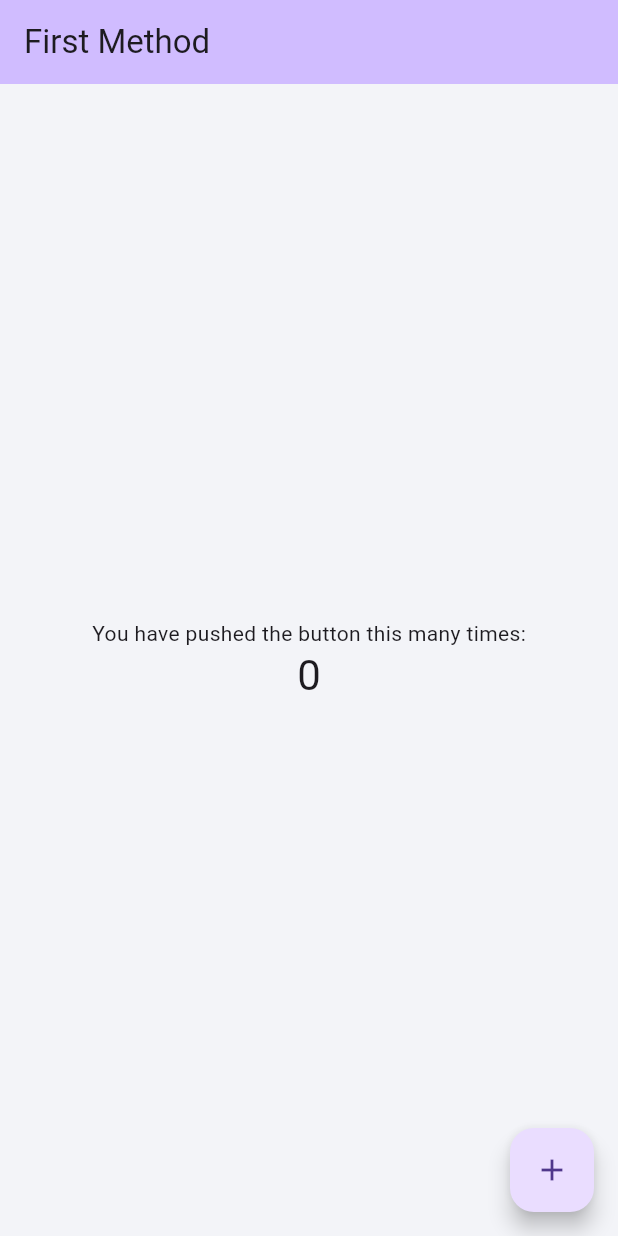
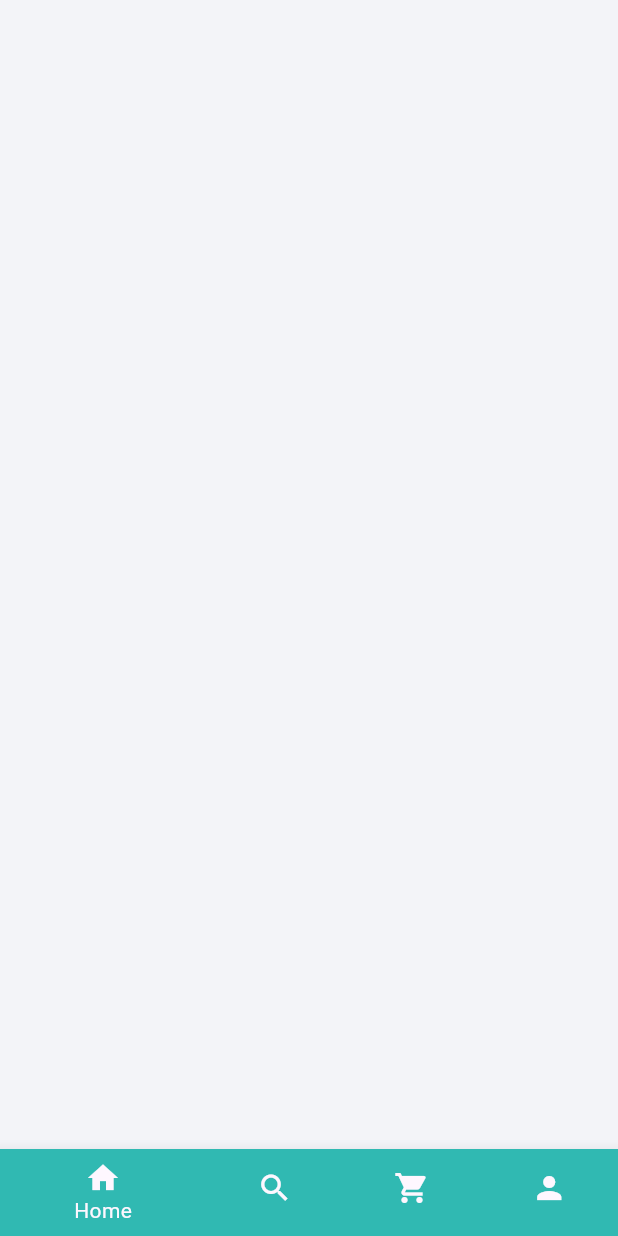
Before and after one commit to Himansi11/Food_Delivery_App, a Flutter app: the screen it shows after launch, on a phone screen of 412 x 824 dp. Run offline on Flutter 3.47's test engine with Material 3 defaults, Android fonts, the phone set to English and light mode, and no system bars; our stand-ins replace flutter_screenutil, get.

Commit message:
CHnage code

```diff
--- a/lib/main.dart
+++ b/lib/main.dart
@@ -1,8 +1,10 @@
 import 'package:flutter/material.dart';
 import 'package:flutter_screenutil/flutter_screenutil.dart';
 import 'package:foodapp/constants/constants.dart';
+import 'package:foodapp/views/entrypoint.dart';
 import 'package:get/get.dart';
 
+Widget defaultHome= MainScreen();
 void main() {
   runApp(const MyApp());
 }
@@ -21,99 +23,12 @@ class MyApp extends StatelessWidget {
           title: 'BiteBox',
           theme: ThemeData(
             scaffoldBackgroundColor: kOffwhite,
-            iconTheme: IconThemeData(color:kDark),
+            iconTheme: const IconThemeData(color: kDark),
             primarySwatch: Colors.grey,
           ),
-          home: child,
+          home: defaultHome,
         );
       },
-      child: const MyHomePage(title: 'First Method'),
     );
   }
 }
-
-class MyHomePage extends StatefulWidget {
-  const MyHomePage({super.key, required this.title});
-
-  // This widget is the home page of your application. It is stateful, meaning
-  // that it has a State object (defined below) that contains fields that affect
-  // how it looks.
-
-  // This class is the configuration for the state. It holds the values (in this
-  // case the title) provided by the parent (in this case the App widget) and
-  // used by the build method of the State. Fields in a Widget subclass are
-  // always marked "final".
-
-  final String title;
-
-  @override
-  State<MyHomePage> createState() => _MyHomePageState();
-}
-
-class _MyHomePageState extends State<MyHomePage> {
-  int _counter = 0;
-
-  void _incrementCounter() {
-    setState(() {
-      // This call to setState tells the Flutter framework that something has
-      // changed in this State, which causes it to rerun the build method below
-      // so that the display can reflect the updated values. If we changed
-      // _counter without calling setState(), then the build method would not be
-      // called again, and so nothing would appear to happen.
-      _counter++;
-    });
-  }
-
-  @override
-  Widget build(BuildContext context) {
-    // This method is rerun every time setState is called, for instance as done
-    // by the _incrementCounter method above.
-    //
-    // The Flutter framework has been optimized to make rerunning build methods
-    // fast, so that you can just rebuild anything that needs updating rather
-    // than having to individually change instances of widgets.
-    return Scaffold(
-      appBar: AppBar(
-        // TRY THIS: Try changing the color here to a specific color (to
-        // Colors.amber, perhaps?) and trigger a hot reload to see the AppBar
-        // change color while the other colors stay the same.
-        backgroundColor: Theme.of(context).colorScheme.inversePrimary,
-        // Here we take the value from the MyHomePage object that was created by
-        // the App.build method, and use it to set our appbar title.
-        title: Text(widget.title),
-      ),
-      body: Center(
-        // Center is a layout widget. It takes a single child and positions it
-        // in the middle of the parent.
-        child: Column(
-          // Column is also a layout widget. It takes a list of children and
-          // arranges them vertically. By default, it sizes itself to fit its
-          // children horizontally, and tries to be as tall as its parent.
-          //
-          // Column has various properties to control how it sizes itself and
-          // how it positions its children. Here we use mainAxisAlignment to
-          // center the children vertically; the main axis here is the vertical
-          // axis because Columns are vertical (the cross axis would be
-          // horizontal).
-          //
-          // TRY THIS: Invoke "debug painting" (choose the "Toggle Debug Paint"
-          // action in the IDE, or press "p" in the console), to see the
-          // wireframe for each widget.
-          mainAxisAlignment: MainAxisAlignment.center,
-          children: [
-            const Text('You have pushed the button this many times:'),
-            Text(
-              '$_counter',
-              style: Theme.of(context).textTheme.headlineMedium,
-            ),
-          ],
-        ),
-      ),
-      floatingActionButton: FloatingActionButton(
-        onPressed: _incrementCounter,
-        tooltip: 'Increment',
-        child: const Icon(Icons.add),
-      ),
-    );
-  }
-}
--- /dev/null
+++ b/lib/views/entrypoint.dart
@@ -0,0 +1,32 @@
+import 'package:flutter/material.dart';
+import 'package:foodapp/constants/constants.dart';
+
+class MainScreen extends StatelessWidget {
+  const MainScreen({super.key});
+
+  @override
+  Widget build(BuildContext context) {
+    return Scaffold(
+      body: Stack(
+        children:[
+          Container(
+            height: height,
+            width: width,
+            color: kOffwhite,
+          ),
+          Align(
+            alignment: Alignment.bottomCenter,
+            child: Theme(data: Theme.of(context).copyWith(canvasColor: kPrimary),
+            child: BottomNavigationBar(
+              items: const [
+                BottomNavigationBarItem(icon: Icon(Icons.home), label:'Home'),
+                BottomNavigationBarItem(icon: Icon(Icons.search), label:'Search'),
+                BottomNavigationBarItem(icon: Icon(Icons.shopping_cart), label:'Cart'),
+                BottomNavigationBarItem(icon: Icon(Icons.person), label:'Profilr'),],
+            )),
+          )
+        ],
+      ),
+    );
+  }
+}
```
